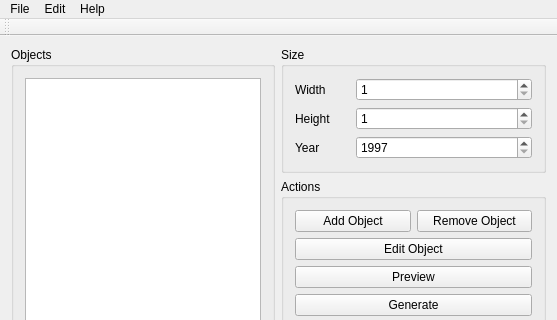
Above: SimpleCalendarCreator/src/window/SimpleCalendarCreator.ui from kelvinchin12070811/SimpleCalendarCreator before the change; both pictures show x 0 to 557 and y 0 to 320 of the 557 by 592 pixel window. Below: the same form after it.
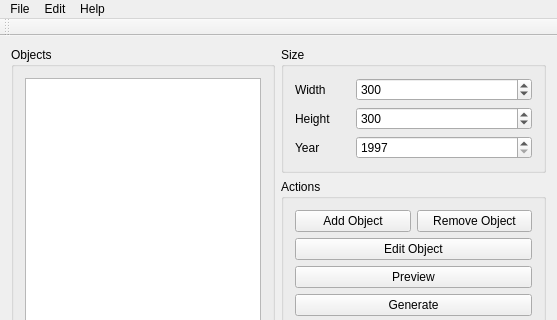
That is the form after the change.

```diff
--- a/SimpleCalendarCreator/src/window/SimpleCalendarCreator.ui
+++ b/SimpleCalendarCreator/src/window/SimpleCalendarCreator.ui
@@ -71,6 +71,9 @@
              <property name="maximum">
               <number>99999</number>
              </property>
+             <property name="value">
+              <number>300</number>
+             </property>
             </widget>
            </item>
           </layout>
@@ -104,6 +107,9 @@
              <property name="maximum">
               <number>99999</number>
              </property>
+             <property name="value">
+              <number>300</number>
+             </property>
             </widget>
            </item>
           </layout>
```
Left out of the diff: 6 changed lines with no effect on the pictures.
